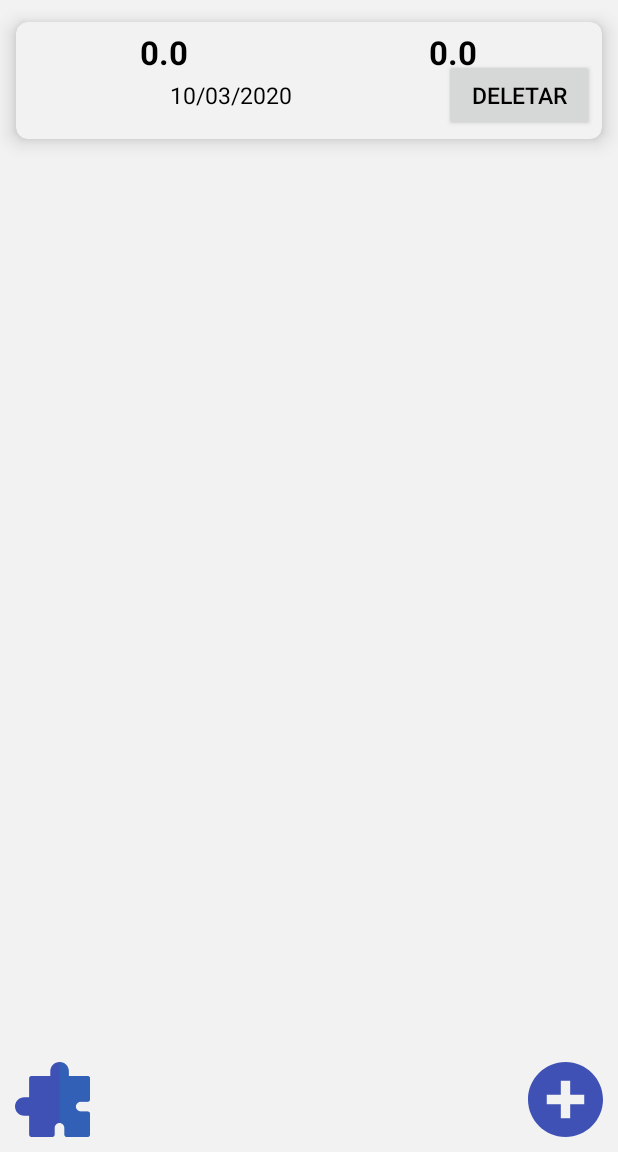
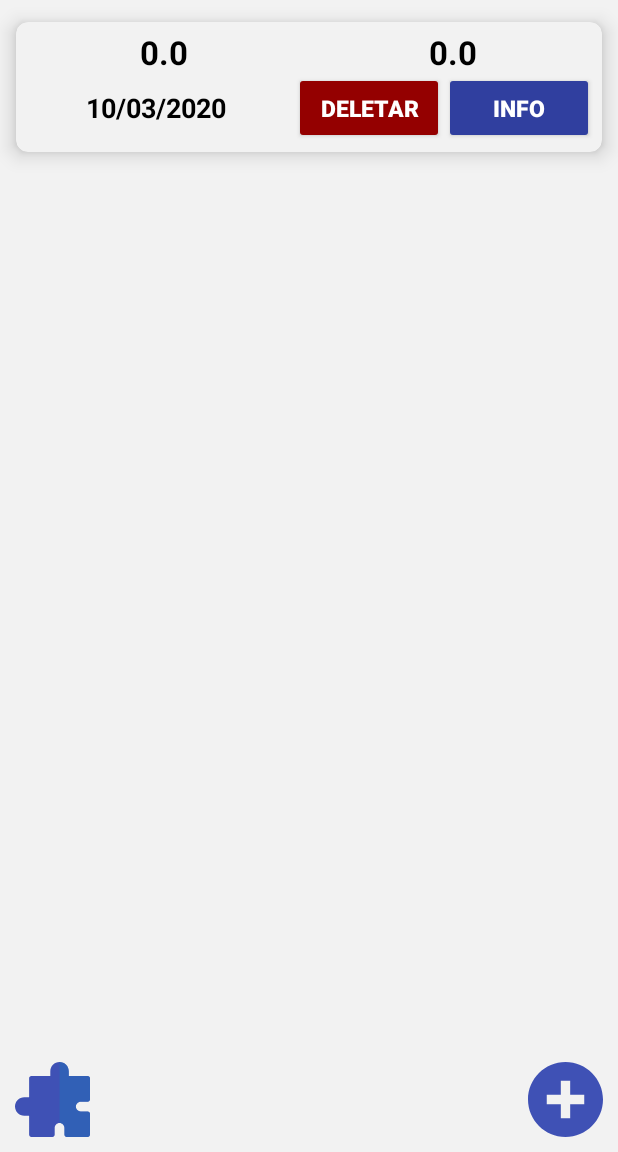
Before and after one commit to LucasDiasTavares/ImcTavares, an Android app: the HistoricoActivity screen opened directly, with no data from a screen before it, after a tap on "SALVAR", on a phone screen of 412 x 824 dp, the part 84-1236 px from its top. Run offline under Robolectric (Android 15) with nearby library versions, the phone set to English and light mode, and no system bars; 2 statements that could not run were skipped; 2 other taps on this screen came first.

Commit message:
Implementando a lista do recyclerView com o MVP do projeto

```diff
--- a/app/src/main/java/com/example/tavares/imctavares/MVP/fragmentActivity.kt
+++ b/app/src/main/java/com/example/tavares/imctavares/MVP/fragmentActivity.kt
@@ -5,7 +5,6 @@ import android.os.Bundle
 import android.view.Menu
 import android.view.MenuItem
 import android.view.View
-import android.widget.Toast
 import com.example.tavares.imctavares.R
 import kotlinx.android.synthetic.main.activity_historico.*
 
--- a/app/src/main/java/com/example/tavares/imctavares/MVP_Historico/HistoricoAdapter.kt
+++ b/app/src/main/java/com/example/tavares/imctavares/MVP_Historico/HistoricoAdapter.kt
@@ -2,32 +2,27 @@ package com.example.tavares.imctavares.MVP_Historico
 
 import android.annotation.SuppressLint
 import android.content.Context
-import android.content.Intent
 import android.support.v7.widget.RecyclerView
 import android.view.LayoutInflater
 import android.view.View
 import android.view.ViewGroup
-import android.widget.Toast
-import com.example.tavares.imctavares.MVP_Historico.Presenter.HistoricoPresenter
 import com.example.tavares.imctavares.MVP_PesoAltura.data.ImcT
-import com.example.tavares.imctavares.MVP_PesoAltura.repositorios.Repo_imcT
 import com.example.tavares.imctavares.R
 import kotlinx.android.synthetic.main.linha_historico.view.*
 import java.text.SimpleDateFormat
-import com.example.tavares.imctavares.MVP_PesoAltura.View.PesoAlturaActivity
+import com.example.tavares.imctavares.Utils.HackListener
 
 
 class HistoricoAdapter(
         private var context: Context,
         private var list: ArrayList<ImcT>,
-        var presenter: HistoricoInterface.Presenter) :RecyclerView.Adapter<HistoricoAdapter.MyViewHolder>() {
+        var presenter: HistoricoInterface.Presenter,
+        private var hack : HackListener) :RecyclerView.Adapter<HistoricoAdapter.MyViewHolder>() {
 
 
     override fun onCreateViewHolder(root: ViewGroup, p1: Int): MyViewHolder {
         val view = LayoutInflater.from(context).inflate(R.layout.linha_historico, root, false)
-
         return MyViewHolder(view)
-
     }
 
 
@@ -44,39 +39,14 @@ class HistoricoAdapter(
 
     }
 
+
     inner class MyViewHolder(itemViewHolder: View) : RecyclerView.ViewHolder(itemViewHolder),View.OnClickListener {
-
         init {
             itemViewHolder.btn_historico_delete?.setOnClickListener(this)
+            itemViewHolder.btn_historico_info?.setOnClickListener(this)
         }
-
-        override fun onClick(view: View?) {
-            when (view?.id) {
-                R.id.btn_historico_delete -> {
-                    removeItemHistorico(adapterPosition)
-                    mudaTask(list.size)
-                }
-            }
-        }
-
-
-        private fun removeItemHistorico(position: Int) {
-            val id = list[position].id
-            list.removeAt(position)
-            presenter.deletarImct(id!!)
-            //Repo_imcT(context).deleteImcT(id ?: -1)
-            Toast.makeText(context, "Deletado", Toast.LENGTH_SHORT).show()
-            notifyItemRemoved(position)
-        }
-
-
-        private fun mudaTask(tamanhoLista: Int) {
-            if(tamanhoLista <= 0) {
-                    val intent = Intent(context, PesoAlturaActivity::class.java)
-                    intent.flags = Intent.FLAG_ACTIVITY_NEW_TASK
-                    context.startActivity(intent)
-                }
+        override fun onClick(view: View) {
+            hack.onClickHack(view, adapterPosition)
         }
     }
-
 }
--- /dev/null
+++ b/app/src/main/java/com/example/tavares/imctavares/MVP_Historico/HistoricoFragment.kt
@@ -0,0 +1,20 @@
+package com.example.tavares.imctavares.MVP_Historico
+
+
+import android.os.Bundle
+import android.support.v4.app.Fragment
+import android.view.LayoutInflater
+import android.view.View
+import android.view.ViewGroup
+
+import com.example.tavares.imctavares.R
+
+class HistoricoFragment : Fragment() {
+
+    override fun onCreateView(inflater: LayoutInflater, container: ViewGroup?,
+                              savedInstanceState: Bundle?): View? {
+        return inflater.inflate(R.layout.fragment_historico, container, false)
+    }
+
+
+}
--- a/app/src/main/java/com/example/tavares/imctavares/MVP_Historico/HistoricoInterface.kt
+++ b/app/src/main/java/com/example/tavares/imctavares/MVP_Historico/HistoricoInterface.kt
@@ -1,7 +1,7 @@
 package com.example.tavares.imctavares.MVP_Historico
 
 import com.example.tavares.imctavares.MVP_PesoAltura.data.ImcT
-import java.util.ArrayList
+import java.util.*
 
 interface HistoricoInterface {
 
@@ -12,13 +12,18 @@ interface HistoricoInterface {
         fun pegarUltimoImct(): ImcT
     }
 
-    interface View
+    interface ViewImpl{
+        fun mudaTask(tamanhoLista: Int)
+        fun notifyAddItemHistorico(position : Int)
+        fun notifyRemovedItemHistorico(position : Int)
+    }
 
     interface Presenter {
         fun salvar(peso: Float, altura: Float)
         fun mostrarListaImcts(): ArrayList<ImcT>
         fun mostrarUltimoImctAdicionado() :ImcT
         fun deletarImct(id: Int)
+        fun removeItemHistorico(posicaoAdapter: Int)
     }
 
 }
--- a/app/src/main/java/com/example/tavares/imctavares/MVP_Historico/Presenter/HistoricoPresenter.kt
+++ b/app/src/main/java/com/example/tavares/imctavares/MVP_Historico/Presenter/HistoricoPresenter.kt
@@ -1,26 +1,22 @@
 package com.example.tavares.imctavares.MVP_Historico.Presenter
 
 import android.content.Context
+import com.example.tavares.imctavares.MVP_Historico.HistoricoInterface
 import com.example.tavares.imctavares.MVP_Historico.Model.HistoricoModel
-import com.example.tavares.imctavares.MVP_Historico.HistoricoInterface.*
 import com.example.tavares.imctavares.MVP_PesoAltura.data.ImcT
 import com.example.tavares.imctavares.Utils.formatToString
 import java.util.*
+import kotlin.collections.ArrayList
 
-class HistoricoPresenter(context: Context): Presenter {
+class HistoricoPresenter(private val context: Context,
+                         private val view: HistoricoInterface.ViewImpl): HistoricoInterface.Presenter {
 
-    private var model: Model = HistoricoModel(context)
-
+    private var model: HistoricoInterface.Model = HistoricoModel(context)
+    private var listImcT : ArrayList<ImcT> = ArrayList()
 
     override fun mostrarListaImcts(): ArrayList<ImcT> {
-        return model.pegarTodosImcT()
-    }
-
-    override fun salvar(peso: Float, altura: Float) {
-        val imc = (peso / (altura * altura)).formatToString().toFloat()
-        val retorno = ImcT(
-                peso = peso, altura =  altura, dataPesagem =  Date(), imc =  imc)
-        model.criarImcT(retorno)
+        listImcT.addAll(model.pegarTodosImcT())
+        return listImcT
     }
 
     override fun mostrarUltimoImctAdicionado() :ImcT{
@@ -31,4 +27,20 @@ class HistoricoPresenter(context: Context): Presenter {
         return model.deletaImcT(id)
     }
 
+    override fun salvar(peso: Float, altura: Float) {
+        val imc = (peso / (altura * altura)).formatToString().toFloat()
+        val retorno = ImcT(
+                peso = peso, altura =  altura, dataPesagem =  Date(), imc =  imc)
+
+        model.criarImcT(retorno)
+        listImcT.add(mostrarUltimoImctAdicionado())
+        view.notifyAddItemHistorico(listImcT.lastIndex)
+    }
+
+    override fun removeItemHistorico(posicaoAdapter: Int) {
+        val id = listImcT[posicaoAdapter].id
+        model.deletaImcT(id!!)
+        listImcT.removeAt(posicaoAdapter)
+        view.notifyRemovedItemHistorico(posicaoAdapter)
+    }
 }
--- a/app/src/main/java/com/example/tavares/imctavares/MVP_Historico/View/HistoricoActivity.kt
+++ b/app/src/main/java/com/example/tavares/imctavares/MVP_Historico/View/HistoricoActivity.kt
@@ -10,31 +10,37 @@ import android.support.v7.widget.LinearLayoutManager
 import android.view.LayoutInflater
 import android.view.Menu
 import android.view.MenuItem
+import android.view.View
 import android.widget.LinearLayout
 import android.widget.Toast
 import com.example.tavares.imctavares.MVP.fragmentActivity
 import com.example.tavares.imctavares.MVP_Historico.HistoricoAdapter
+import com.example.tavares.imctavares.MVP_Historico.HistoricoFragment
+import com.example.tavares.imctavares.MVP_Historico.HistoricoInterface
 import com.example.tavares.imctavares.MVP_Historico.HistoricoInterface.*
 import com.example.tavares.imctavares.MVP_Historico.Presenter.HistoricoPresenter
+import com.example.tavares.imctavares.MVP_PesoAltura.View.PesoAlturaActivity
 import com.example.tavares.imctavares.MVP_PesoAltura.data.ImcT
 import com.example.tavares.imctavares.R
+import com.example.tavares.imctavares.R.id.HistoricoFragmentXML
+import com.example.tavares.imctavares.Utils.HackListener
 import kotlinx.android.synthetic.main.activity_historico.*
 import kotlinx.android.synthetic.main.add_imc_dialog_custom.view.*
+import java.text.FieldPosition
 import kotlin.collections.ArrayList
 
-class HistoricoActivity : AppCompatActivity(), View {
+class HistoricoActivity : AppCompatActivity(), HistoricoInterface.ViewImpl, HackListener {
 
     private var presenter: HistoricoPresenter? = null
 
-    private var adapterHistorico : HistoricoAdapter?=null
-    private var listImcs = ArrayList<ImcT>()
+    private var historicoFragment = HistoricoFragment()
+    private var adapter : HistoricoAdapter?=null
 
     override fun onCreate(savedInstanceState: Bundle?) {
         super.onCreate(savedInstanceState)
         setContentView(R.layout.activity_historico)
-        presenter = HistoricoPresenter(this)
+        presenter = HistoricoPresenter(this,this)
         initComponents()
-
     }
 
     private fun initComponents(){
@@ -43,25 +49,44 @@ class HistoricoActivity : AppCompatActivity(), View {
         //home navigation
         supportActionBar?.setDisplayHomeAsUpEnabled(true)
 
-        btn_fragment?.setOnClickListener{
-            // start your next activity, FRAGMENT
-            val intent = Intent(this, fragmentActivity::class.java)
-            startActivity(intent)
-
-        }
-
         btn_adicionar?.setOnClickListener {
             showDialogImc()
         }
         recyclerView.layoutManager = LinearLayoutManager(
                 this, LinearLayout.VERTICAL, false)
 
-        val todosImcT = presenter?.mostrarListaImcts()
-        listImcs = todosImcT!!
-        adapterHistorico = presenter?.let { HistoricoAdapter(this, listImcs, presenter = it) }
-        recyclerView.adapter = adapterHistorico
+        adapter = HistoricoAdapter(this, presenter?.mostrarListaImcts()?:ArrayList(), presenter = presenter!!, hack = this)
+        recyclerView.adapter = adapter
+
     }
 
+    override fun onClickHack(viewClicked : View, position: Int) {
+        when (viewClicked.id) {
+            R.id.btn_historico_info -> {
+                btnDetail(viewClicked)
+            }
+            R.id.btn_historico_delete -> {
+                presenter?.removeItemHistorico(position)
+                Toast.makeText(this, "Deletado", Toast.LENGTH_SHORT).show()
+                mudaTask(position)
+            }
+        }
+    }
+
+    fun btnDetail(v: View){
+        val fragmentTransaction = supportFragmentManager.beginTransaction()
+        fragmentTransaction.add(R.id.myFragment, HistoricoFragment())
+        fragmentTransaction.commit()
+    }
+    /**/
+
+    override fun mudaTask(tamanhoLista: Int) {
+        if(tamanhoLista <= 0) {
+            val intent = Intent(this, PesoAlturaActivity::class.java)
+            intent.flags = Intent.FLAG_ACTIVITY_NEW_TASK
+            this.startActivity(intent)
+        }
+    }
 
     //setting menu in action bar
     override fun onCreateOptionsMenu(menu: Menu?): Boolean {
@@ -85,6 +110,14 @@ class HistoricoActivity : AppCompatActivity(), View {
         }
     }
 
+    override fun notifyAddItemHistorico(position: Int) {
+        adapter?.notifyItemInserted(position)
+    }
+
+    override fun notifyRemovedItemHistorico(position: Int) {
+        adapter?.notifyItemRemoved(position)
+    }
+
     @SuppressLint("InflateParams")
     fun showDialogImc(
             context: Context = this) {
@@ -101,8 +134,6 @@ class HistoricoActivity : AppCompatActivity(), View {
             val peso = dialogView.dialog_edit_peso.text.toString().toFloat()
             val altura = dialogView.dialog_edit_altura.text.toString().toFloat()
             presenter?.salvar(peso, altura)
-            listImcs.add(presenter?.mostrarUltimoImctAdicionado()!!)
-            adapterHistorico?.notifyItemInserted(listImcs.lastIndex)
             dialog?.dismiss()
         }
 
--- a/app/src/main/java/com/example/tavares/imctavares/MVP_PesoAltura/View/PesoAlturaActivity.kt
+++ b/app/src/main/java/com/example/tavares/imctavares/MVP_PesoAltura/View/PesoAlturaActivity.kt
@@ -7,6 +7,7 @@ import android.view.Menu
 import android.view.MenuItem
 import android.widget.Toast
 import com.example.tavares.imctavares.MVP_PesoAltura.PesoAlturaInterface
+import com.example.tavares.imctavares.MVP_PesoAltura.PesoAlturaInterface.*
 import com.example.tavares.imctavares.MVP_PesoAltura.Presenter.PesoAlturaPresenter
 import com.example.tavares.imctavares.MVP_Resumo.View.ResumoActivity
 import com.example.tavares.imctavares.R
--- a/app/src/main/java/com/example/tavares/imctavares/MVP_PesoAltura/repositorios/Repo_imcT.kt
+++ b/app/src/main/java/com/example/tavares/imctavares/MVP_PesoAltura/repositorios/Repo_imcT.kt
@@ -65,7 +65,7 @@ class Repo_imcT(private val context: Context) {
 
     //Exemplo get a single item
     fun getImcT(id: Int): ImcT? {
-        val cursor = db_conection?.getConexaoDatabase()?.rawQuery("SELECT * FROM imcT WHERE id = $id ORDER BY ASC", null)
+        val cursor = db_conection?.getConexaoDatabase()?.rawQuery("SELECT * FROM imcT WHERE id = $id", null)
         cursor?.moveToLast()
 
         return try {
--- /dev/null
+++ b/app/src/main/java/com/example/tavares/imctavares/Utils/HackListener.kt
@@ -0,0 +1,7 @@
+package com.example.tavares.imctavares.Utils
+
+import android.view.View
+
+interface HackListener {
+    fun onClickHack(viewClicked : View, position : Int)
+}
--- a/app/src/main/res/layout/linha_historico.xml
+++ b/app/src/main/res/layout/linha_historico.xml
@@ -19,7 +19,11 @@
         app:cardUseCompatPadding="true"
         app:layout_constraintEnd_toEndOf="parent"
         app:layout_constraintStart_toStartOf="parent">
-
+        <FrameLayout
+            android:id="@+id/HistoricoFragmentXML"
+            android:layout_width="match_parent"
+            android:layout_height="match_parent"
+            >
         <android.support.constraint.ConstraintLayout
             android:layout_width="match_parent"
             android:layout_height="wrap_content"
@@ -37,7 +41,7 @@
                 app:layout_constraintEnd_toStartOf="@id/txt_historico_imc"
                 app:layout_constraintHorizontal_chainStyle="spread_inside"
                 app:layout_constraintStart_toStartOf="parent"
-                app:layout_constraintTop_toTopOf="parent" />
+                app:layout_constraintTop_toTopOf="parent"/>
             <android.support.v7.widget.AppCompatTextView
                 android:id="@+id/txt_historico_imc"
                 android:layout_width="0dp"
@@ -55,12 +59,14 @@
                 android:id="@+id/txt_historico_dataPesagem"
                 android:layout_width="0dp"
                 android:layout_height="wrap_content"
+                android:textColor="@color/colorBlack"
+                android:textSize="18sp"
                 android:gravity="center"
-                android:textColor="@color/colorBlack"
-                android:textSize="15sp"
                 android:layout_marginRight="3dp"
-                android:layout_marginTop="3dp"
-                android:text=""
+                android:layout_marginEnd="3dp"
+                android:layout_marginTop="10dp"
+                android:text="09/03/2020"
+                android:textStyle="bold"
                 app:layout_constraintStart_toStartOf="parent"
                 app:layout_constraintEnd_toStartOf="@id/btn_historico_delete"
                 app:layout_constraintTop_toBottomOf="@id/txt_historico_peso" />
@@ -68,17 +74,34 @@
                 android:id="@+id/btn_historico_delete"
                 android:layout_width="100dp"
                 android:layout_height="wrap_content"
-                android:textColor="@color/colorBlack"
+                android:textColor="@color/colorWhite"
                 android:textSize="15sp"
                 android:text="deletar"
+                android:backgroundTint="@color/colorDarkRed"
+                android:textStyle="bold"
                 app:layout_constraintTop_toTopOf="@+id/txt_historico_dataPesagem"
                 app:layout_constraintBottom_toBottomOf="@id/txt_historico_dataPesagem"
                 app:layout_constraintStart_toEndOf="@id/txt_historico_dataPesagem"
+                app:layout_constraintEnd_toStartOf="@id/btn_historico_info"/>
+            <android.support.v7.widget.AppCompatButton
+                android:id="@+id/btn_historico_info"
+                android:layout_width="100dp"
+                android:layout_height="wrap_content"
+                android:textColor="@color/colorWhite"
+                android:textSize="15sp"
+                android:text="info"
+                android:textStyle="bold"
+                android:backgroundTint="@color/colorPrimaryDark"
+                app:layout_constraintTop_toTopOf="@+id/txt_historico_dataPesagem"
+                app:layout_constraintBottom_toBottomOf="@id/txt_historico_dataPesagem"
+                app:layout_constraintStart_toEndOf="@id/btn_historico_delete"
                 app:layout_constraintEnd_toEndOf="parent"/>
 
         </android.support.constraint.ConstraintLayout>
-
+        </FrameLayout>
     </android.support.v7.widget.CardView>
 
 
+
+
 </android.support.constraint.ConstraintLayout>
--- a/app/src/main/res/values/strings.xml
+++ b/app/src/main/res/values/strings.xml
@@ -7,7 +7,6 @@
     <string name="cancelar">cancelar</string>
     <string name="logo">Logo</string>
 
-    <!-- TODO: Remove or change this placeholder text -->
     <string name="hello_blank_fragment">Hello blank fragment</string>
     <string name="_1st_fragment">1st fragment</string>
     <string name="_2nd_fragment">2nd fragment</string>
```
Also changed, not shown: app/src/main/res/layout/fragment_historico.xml (added, +17 -0 lines).
